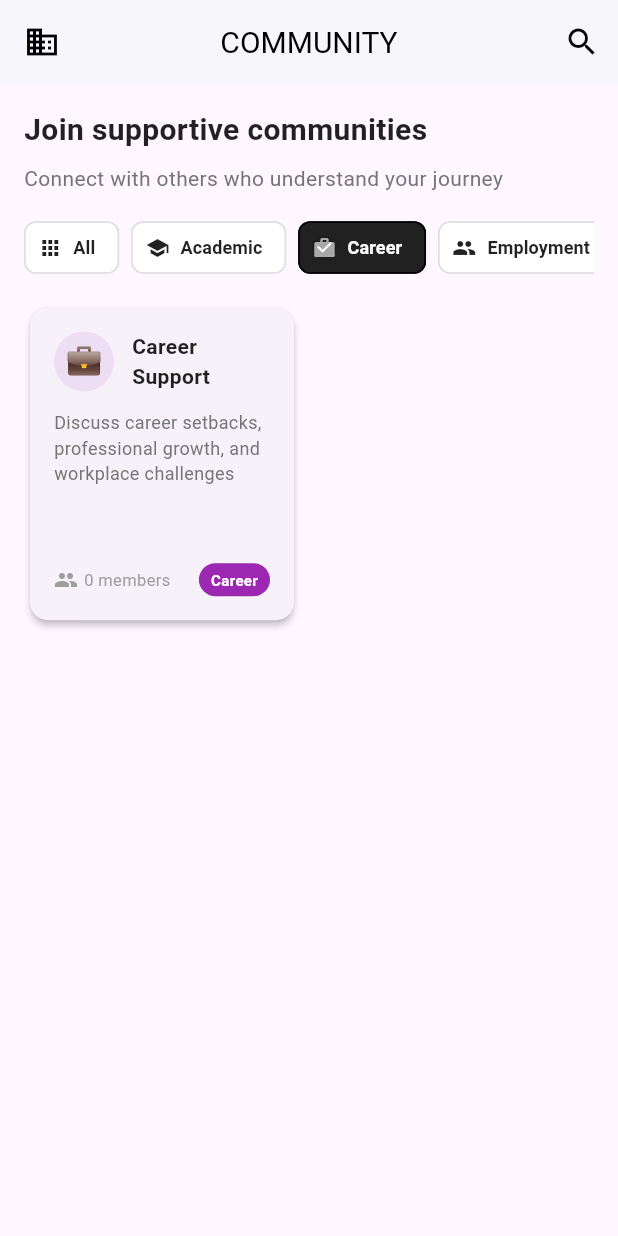
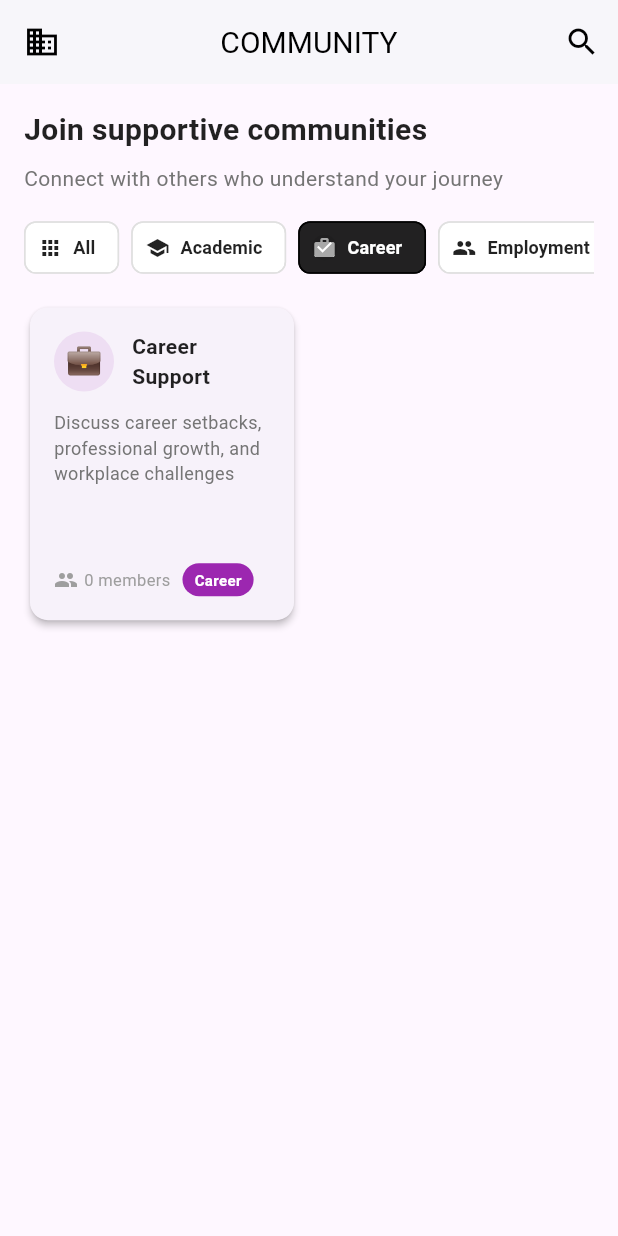
Before and after one commit to SilSo-communityFromFailToOvercome/silso_dev_toyproject, a Flutter app: the CommunityPage screen opened directly, after a tap on "Create Sample Communities", after a tap on "Academic", after a tap on "Career", on a phone screen of 412 x 824 dp. Run offline on Flutter 3.47's test engine with Material 3 defaults, Android fonts, the phone set to English and light mode, and no system bars; our stand-ins replace cloud_firestore, firebase_auth, firebase_core, flutter_riverpod, google_fonts, lottie and 1 more; accounts and stored records are empty.

Commit message:
modify/fix-layout(community_page.dart card category button)

```diff
--- a/lib/screens/community_page.dart
+++ b/lib/screens/community_page.dart
@@ -231,15 +231,19 @@ class CommunityPage extends ConsumerWidget {
                     color: Colors.grey.shade500,
                   ),
                   const SizedBox(width: 4),
-                  Text(
+                  Flexible(
+                    child: Text(
                       '${community.memberCount} members',
                       style: GoogleFonts.pixelifySans(
                         fontSize: 11,
                         color: Colors.grey.shade500,
                       ),
+                      overflow: TextOverflow.ellipsis,
                     ),
-                  const Spacer(),
-                  Container(
+                  ),
+                  const SizedBox(width: 8),
+                  Flexible(
+                    child: Container(
                       padding: const EdgeInsets.symmetric(horizontal: 8, vertical: 4),
                       decoration: BoxDecoration(
                         color: _getCategoryColor(community.category),
@@ -251,6 +255,8 @@ class CommunityPage extends ConsumerWidget {
                           fontSize: 10,
                           fontWeight: FontWeight.w600,
                           color: Colors.white,
+                        ),
+                        overflow: TextOverflow.ellipsis,
                       ),
                     ),
                   ),
```
Lines whose indentation alone changed are shown as unchanged.
